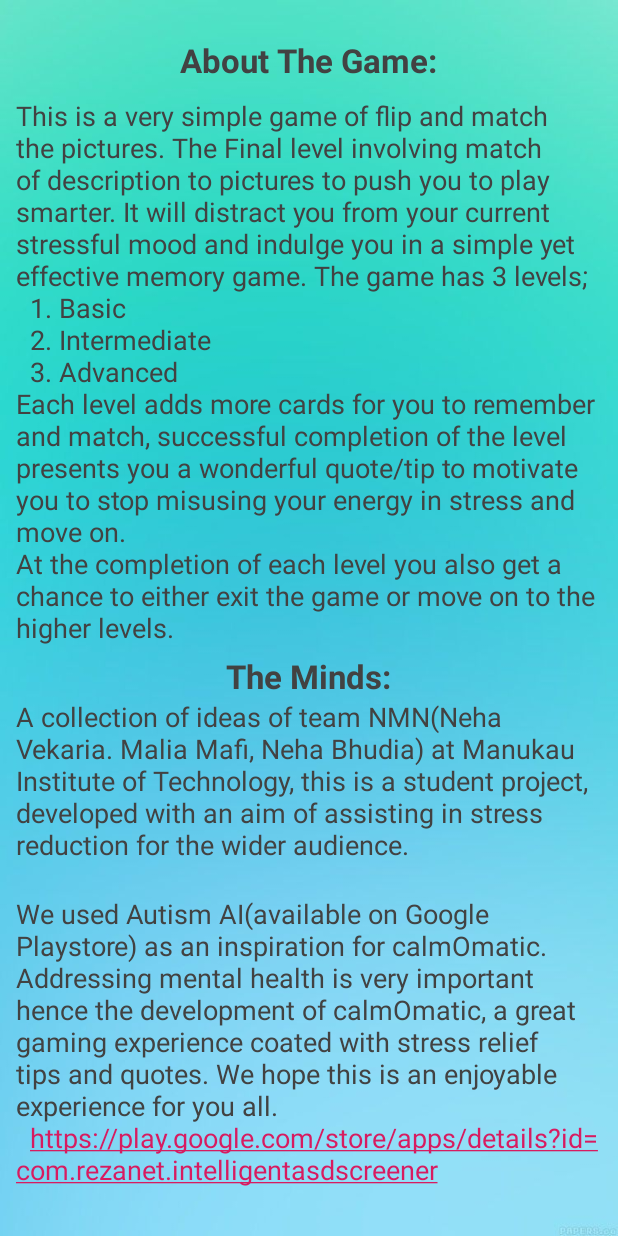
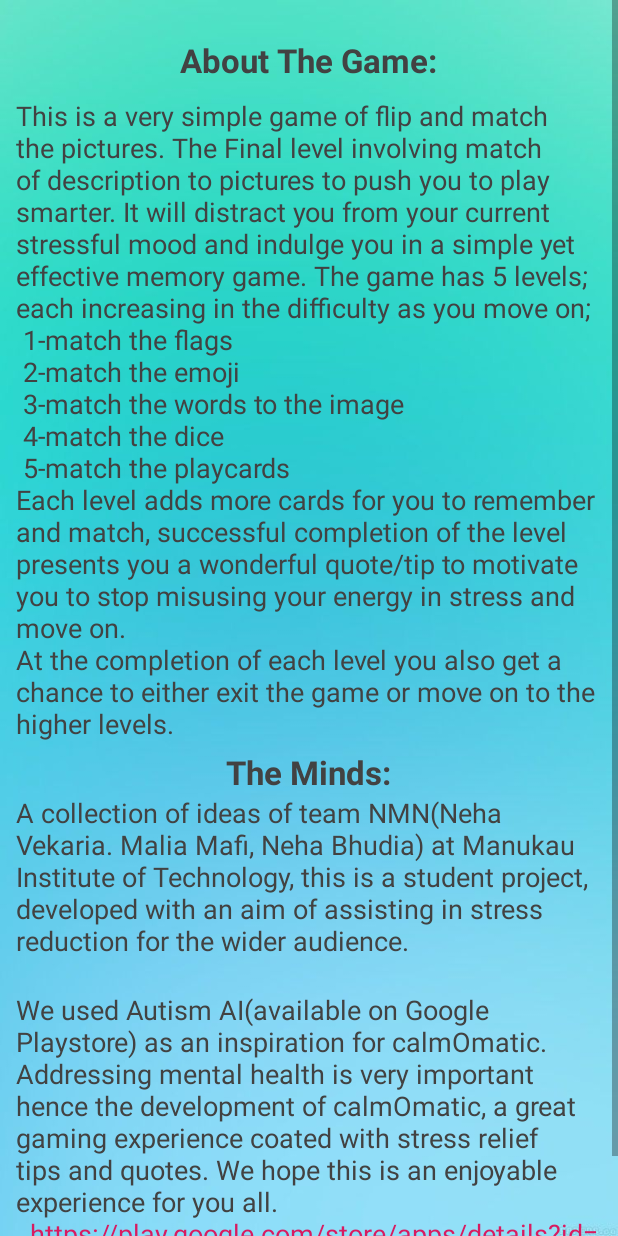
Before and after one commit to NGV03/Stress-app, an Android app: the Information screen opened directly, with no data from a screen before it, on a phone screen of 412 x 824 dp. Run offline under Robolectric (Android 15) with nearby library versions, the phone set to English and light mode, and no system bars.

Commit message:
Change in information activity

```diff
--- a/app/src/main/res/layout/activity_information.xml
+++ b/app/src/main/res/layout/activity_information.xml
@@ -35,8 +35,7 @@
                 android:layout_height="wrap_content"
                 android:textSize="18sp"
                 android:textColor="@color/cardview_dark_background"
-                android:text="This is a very simple game of flip and match the pictures. The Final level involving match of description to pictures to push you to play smarter. It will distract you from your current stressful mood and indulge you in a simple yet effective memory game. The game has 3 levels; \n
- 1. Basic\n  2. Intermediate \n  3. Advanced \nEach level adds more cards for you to remember and match, successful completion of the level presents you a wonderful quote/tip to motivate you to stop misusing your energy in stress and move on. \nAt the completion of each level you also get a chance to either exit the game or move on to the higher levels."
+                android:text="This is a very simple game of flip and match the pictures. The Final level involving match of description to pictures to push you to play smarter. It will distract you from your current stressful mood and indulge you in a simple yet effective memory game. The game has 5 levels; each increasing in the difficulty as you move on;\n 1-match the flags\n 2-match the emoji\n 3-match the words to the image\n 4-match the dice\n 5-match the playcards   \nEach level adds more cards for you to remember and match, successful completion of the level presents you a wonderful quote/tip to motivate you to stop misusing your energy in stress and move on. \nAt the completion of each level you also get a chance to either exit the game or move on to the higher levels."
                 />
 
         <TextView
```
